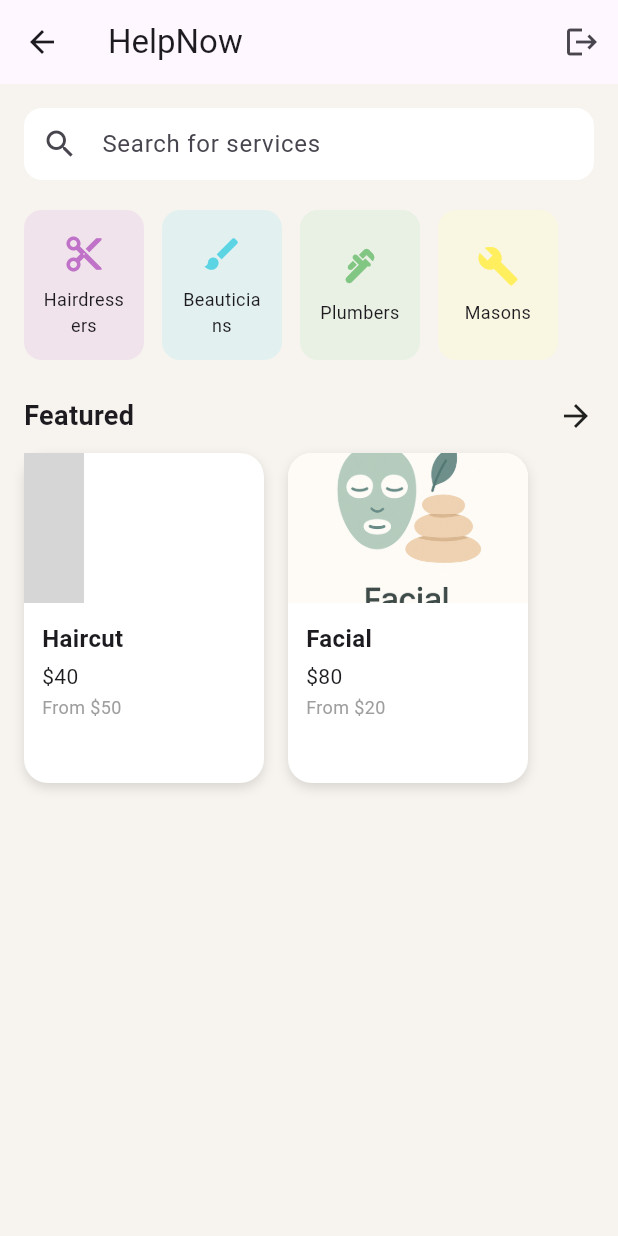
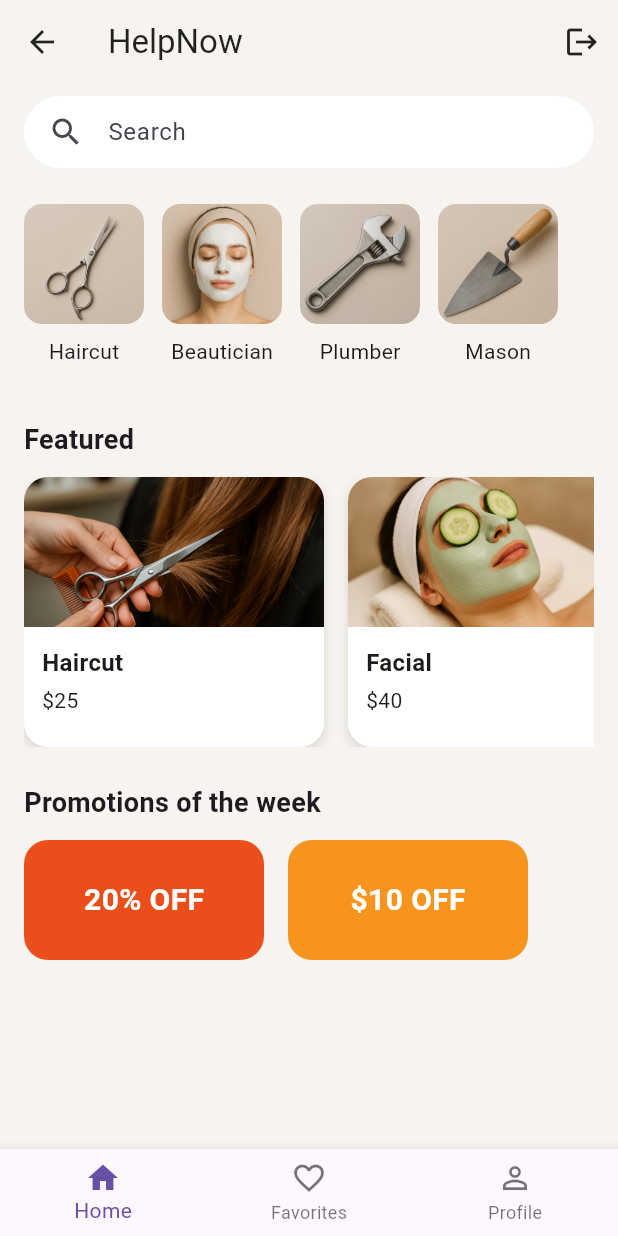
Before and after one commit to giammimansu/HelpPro, a Flutter app: the HomeScreen screen opened directly, on a phone screen of 412 x 824 dp. Run offline on Flutter 3.47's test engine with Material 3 defaults, Android fonts, the phone set to English and light mode, and no system bars; our stand-ins replace flutter_secure_storage; accounts and stored records are empty; grey boxes are pictures that could not be loaded.

Commit message:
insert images

```diff
--- a/helppro-frontend/helppro_app/lib/screens/home_screen.dart
+++ b/helppro-frontend/helppro_app/lib/screens/home_screen.dart
@@ -4,20 +4,43 @@ import 'package:flutter/material.dart';
 import 'package:provider/provider.dart';
 import '../services/auth_service.dart';
 
-class HomeScreen extends StatelessWidget {
+class HomeScreen extends StatefulWidget {
   const HomeScreen({Key? key}) : super(key: key);
 
-  final List<Map<String, dynamic>> categories = const [
-    { 'label': 'Hairdressers', 'icon': Icons.content_cut, 'color': Color(0xFFE0BBE4) },
-    { 'label': 'Beauticians', 'icon': Icons.brush,    'color': Color(0xFFB2EBF2) },
-    { 'label': 'Plumbers',    'icon': Icons.plumbing, 'color': Color(0xFFC8E6C9) },
-    { 'label': 'Masons',      'icon': Icons.build,    'color': Color(0xFFFFF9C4) },
+  @override
+  _HomeScreenState createState() => _HomeScreenState();
+}
+
+class _HomeScreenState extends State<HomeScreen> {
+  final List<CategoryItem> categories = const [
+    CategoryItem(label: 'Haircut', asset: 'assets/categories/haircut.png'),
+    CategoryItem(
+      label: 'Beautician',
+      asset: 'assets/categories/beautician.png',
+    ),
+    CategoryItem(label: 'Plumber', asset: 'assets/categories/plumber.png'),
+    CategoryItem(label: 'Mason', asset: 'assets/categories/mason.png'),
   ];
 
-  final List<Map<String, dynamic>> featured = const [
-    { 'title': 'Haircut', 'subtitle': 'From \$50', 'price': '\$40', 'image': 'assets/haircut.png' },
-    { 'title': 'Facial',  'subtitle': 'From \$20', 'price': '\$80', 'image': 'assets/facial.png' },
+  final List<ServiceItem> featured = const [
+    ServiceItem(
+      title: 'Haircut',
+      price: '\$25',
+      imageAsset: 'assets/featured/haircut.png',
+    ),
+    ServiceItem(
+      title: 'Facial',
+      price: '\$40',
+      imageAsset: 'assets/featured/facial.png',
+    ),
   ];
+
+  final List<PromotionItem> promotions = const [
+    PromotionItem(label: '20% OFF', color: Color(0xFFE94E1B)),
+    PromotionItem(label: '\$10 OFF', color: Color(0xFFF7941D)),
+  ];
+
+  int _currentIndex = 0;
 
   @override
   Widget build(BuildContext context) {
@@ -27,6 +50,8 @@ class HomeScreen extends StatelessWidget {
       appBar: AppBar(
         title: const Text('HelpNow'),
         elevation: 0,
+        backgroundColor: Colors.transparent,
+        foregroundColor: Colors.black87,
         actions: [
           IconButton(
             icon: const Icon(Icons.logout),
@@ -36,115 +61,97 @@ class HomeScreen extends StatelessWidget {
       ),
       backgroundColor: const Color(0xFFF7F4EF),
       body: SafeArea(
+        child: Padding(
+          padding: const EdgeInsets.symmetric(horizontal: 16),
           child: ListView(
-          padding: const EdgeInsets.symmetric(horizontal: 16, vertical: 16),
             children: [
-
-            // Search bar
-            TextField(
+              // Search Bar
+              Container(
+                margin: const EdgeInsets.only(top: 8, bottom: 24),
+                padding: const EdgeInsets.symmetric(horizontal: 16),
+                decoration: BoxDecoration(
+                  color: Colors.white,
+                  borderRadius: BorderRadius.circular(30),
+                ),
+                child: const TextField(
                   decoration: InputDecoration(
-                hintText: 'Search for services',
-                prefixIcon: const Icon(Icons.search),
-                filled: true,
-                fillColor: Colors.white,
-                contentPadding: const EdgeInsets.symmetric(vertical: 12),
-                border: OutlineInputBorder(
-                  borderRadius: BorderRadius.circular(12),
-                  borderSide: BorderSide.none,
+                    hintText: 'Search',
+                    border: InputBorder.none,
+                    icon: Icon(Icons.search),
                   ),
                 ),
               ),
 
-            const SizedBox(height: 20),
-
-            // Categories (height adjusted)
+              // Categories with larger height
               SizedBox(
-              height: 100,  // Increased from 80 to give room
+                height: 120, // increased to fit image+label
                 child: ListView.separated(
                   scrollDirection: Axis.horizontal,
                   itemCount: categories.length,
                   separatorBuilder: (_, __) => const SizedBox(width: 12),
                   itemBuilder: (context, i) {
-                  final c = categories[i];
-                  return CategoryCard(
-                    label: c['label'],
-                    icon: c['icon'],
-                    color: c['color'],
-                  );
+                    return CategoryCard(item: categories[i]);
                   },
                 ),
               ),
 
               const SizedBox(height: 24),
 
-            // Featured title
-            Row(
-              mainAxisAlignment: MainAxisAlignment.spaceBetween,
-              children: const [
-                Text('Featured', style: TextStyle(fontSize: 18, fontWeight: FontWeight.bold)),
-                Icon(Icons.arrow_forward),
-              ],
+              // Featured Section
+              const Text(
+                'Featured',
+                style: TextStyle(fontSize: 18, fontWeight: FontWeight.bold),
               ),
-
               const SizedBox(height: 12),
-
-            // Featured list (height adjusted)
               SizedBox(
-              height: 220,  // Increased from 200
+                height: 180,
                 child: ListView.separated(
                   scrollDirection: Axis.horizontal,
                   itemCount: featured.length,
                   separatorBuilder: (_, __) => const SizedBox(width: 16),
                   itemBuilder: (context, i) {
-                  final s = featured[i];
-                  return ServiceCard(
-                    title: s['title'],
-                    subtitle: s['subtitle'],
-                    price: s['price'],
-                    imageAsset: s['image'],
-                  );
+                    return ServiceCard(item: featured[i]);
                   },
                 ),
               ),
 
+              const SizedBox(height: 24),
+
+              // Promotions Section
+              const Text(
+                'Promotions of the week',
+                style: TextStyle(fontSize: 18, fontWeight: FontWeight.bold),
+              ),
+              const SizedBox(height: 12),
+              SizedBox(
+                height: 80,
+                child: ListView.separated(
+                  scrollDirection: Axis.horizontal,
+                  itemCount: promotions.length,
+                  separatorBuilder: (_, __) => const SizedBox(width: 16),
+                  itemBuilder: (context, i) {
+                    return PromotionCard(item: promotions[i]);
+                  },
+                ),
+              ),
+
+              const SizedBox(height: 24),
             ],
           ),
         ),
-    );
-  }
-}
-
-// === CategoryCard ===
-class CategoryCard extends StatelessWidget {
-  final String label;
-  final IconData icon;
-  final Color color;
-
-  const CategoryCard({
-    Key? key,
-    required this.label,
-    required this.icon,
-    required this.color,
-  }) : super(key: key);
-
-  @override
-  Widget build(BuildContext context) {
-    return Container(
-      width: 80,
-      padding: const EdgeInsets.all(12),
-      decoration: BoxDecoration(
-        color: color.withOpacity(0.3),
-        borderRadius: BorderRadius.circular(12),
       ),
-      child: Column(
-        mainAxisAlignment: MainAxisAlignment.center,
-        children: [
-          Icon(icon, size: 28, color: color.darken()),
-          const SizedBox(height: 8),
-          Text(
-            label,
-            style: const TextStyle(fontSize: 12),
-            textAlign: TextAlign.center,
+      bottomNavigationBar: BottomNavigationBar(
+        currentIndex: _currentIndex,
+        onTap: (idx) => setState(() => _currentIndex = idx),
+        items: const [
+          BottomNavigationBarItem(icon: Icon(Icons.home), label: 'Home'),
+          BottomNavigationBarItem(
+            icon: Icon(Icons.favorite_border),
+            label: 'Favorites',
+          ),
+          BottomNavigationBarItem(
+            icon: Icon(Icons.person_outline),
+            label: 'Profile',
           ),
         ],
       ),
@@ -152,25 +159,69 @@ class CategoryCard extends StatelessWidget {
   }
 }
 
-// === ServiceCard ===
-class ServiceCard extends StatelessWidget {
+// Models
+class CategoryItem {
+  final String label;
+  final String asset;
+  const CategoryItem({required this.label, required this.asset});
+}
+
+class ServiceItem {
   final String title;
-  final String subtitle;
   final String price;
   final String imageAsset;
-
-  const ServiceCard({
-    Key? key,
+  const ServiceItem({
     required this.title,
-    required this.subtitle,
     required this.price,
     required this.imageAsset,
-  }) : super(key: key);
+  });
+}
+
+class PromotionItem {
+  final String label;
+  final Color color;
+  const PromotionItem({required this.label, required this.color});
+}
+
+// Widgets
+class CategoryCard extends StatelessWidget {
+  final CategoryItem item;
+  const CategoryCard({Key? key, required this.item}) : super(key: key);
+
+  @override
+  Widget build(BuildContext context) {
+    return Column(
+      mainAxisSize: MainAxisSize.min,
+      children: [
+        ClipRRect(
+          borderRadius: BorderRadius.circular(12),
+          child: Image.asset(
+            item.asset,
+            width: 80,
+            height: 80,
+            fit: BoxFit.cover,
+          ),
+        ),
+        const SizedBox(height: 8),
+        Text(
+          item.label,
+          style: const TextStyle(fontSize: 14),
+          maxLines: 1,
+          overflow: TextOverflow.ellipsis,
+        ),
+      ],
+    );
+  }
+}
+
+class ServiceCard extends StatelessWidget {
+  final ServiceItem item;
+  const ServiceCard({Key? key, required this.item}) : super(key: key);
 
   @override
   Widget build(BuildContext context) {
     return Container(
-      width: 160,
+      width: 200,
       decoration: BoxDecoration(
         color: Colors.white,
         borderRadius: BorderRadius.circular(16),
@@ -181,49 +232,59 @@ class ServiceCard extends StatelessWidget {
       child: Column(
         crossAxisAlignment: CrossAxisAlignment.start,
         children: [
-
-          // Image at top
           ClipRRect(
             borderRadius: const BorderRadius.vertical(top: Radius.circular(16)),
             child: Image.asset(
-              imageAsset,
+              item.imageAsset,
               height: 100,
               width: double.infinity,
               fit: BoxFit.cover,
-              errorBuilder: (_, __, ___) => Container(
-                height: 100,
-                color: Colors.grey.shade200,
-                child: const Icon(Icons.broken_image, size: 40, color: Colors.grey),
             ),
           ),
-          ),
-
-          // Title, price, subtitle
           Padding(
             padding: const EdgeInsets.all(12),
             child: Column(
               crossAxisAlignment: CrossAxisAlignment.start,
               children: [
-                Text(title, style: const TextStyle(fontSize: 16, fontWeight: FontWeight.bold)),
+                Text(
+                  item.title,
+                  style: const TextStyle(
+                    fontSize: 16,
+                    fontWeight: FontWeight.bold,
+                  ),
+                ),
                 const SizedBox(height: 4),
-                Text(price, style: const TextStyle(fontSize: 14)),
-                const SizedBox(height: 2),
-                Text(subtitle, style: const TextStyle(fontSize: 12, color: Colors.grey)),
+                Text(item.price, style: const TextStyle(fontSize: 14)),
               ],
             ),
           ),
-
         ],
       ),
     );
   }
 }
 
-// === Color extension ===
-extension ColorUtils on Color {
-  Color darken([double amount = .2]) {
-    final hsl = HSLColor.fromColor(this);
-    final darker = hsl.withLightness((hsl.lightness - amount).clamp(0.0, 1.0));
-    return darker.toColor();
+class PromotionCard extends StatelessWidget {
+  final PromotionItem item;
+  const PromotionCard({Key? key, required this.item}) : super(key: key);
+
+  @override
+  Widget build(BuildContext context) {
+    return Container(
+      width: 160,
+      decoration: BoxDecoration(
+        color: item.color,
+        borderRadius: BorderRadius.circular(16),
+      ),
+      alignment: Alignment.center,
+      child: Text(
+        item.label,
+        style: const TextStyle(
+          fontSize: 20,
+          color: Colors.white,
+          fontWeight: FontWeight.bold,
+        ),
+      ),
+    );
   }
 }
--- a/helppro-frontend/helppro_app/lib/screens/login_screen.dart
+++ b/helppro-frontend/helppro_app/lib/screens/login_screen.dart
@@ -1,11 +1,10 @@
-// lib/screens/login_screen.dart
-
 import 'package:flutter/material.dart';
 import 'package:provider/provider.dart';
 import '../services/auth_service.dart';
 
 class LoginScreen extends StatefulWidget {
   const LoginScreen({Key? key}) : super(key: key);
+
   @override
   _LoginScreenState createState() => _LoginScreenState();
 }
@@ -28,14 +27,13 @@ class _LoginScreenState extends State<LoginScreen> {
     if (!ok) setState(() => _error = 'Credenziali errate');
   }
 
-  InputDecoration _fieldDecoration(String hint) =>
-    InputDecoration(
+  InputDecoration _fieldDecoration(String hint) => InputDecoration(
     hintText: hint,
     contentPadding: const EdgeInsets.symmetric(vertical: 16, horizontal: 16),
     border: OutlineInputBorder(borderRadius: BorderRadius.circular(8)),
     enabledBorder: OutlineInputBorder(
       borderRadius: BorderRadius.circular(8),
-        borderSide: const BorderSide(color: Colors.grey),
+      borderSide: const BorderSide(color: Colors.blue),
     ),
   );
 
@@ -51,16 +49,30 @@ class _LoginScreenState extends State<LoginScreen> {
           decoration: BoxDecoration(
             color: Colors.white,
             borderRadius: BorderRadius.circular(20),
-            boxShadow: [BoxShadow(color: Colors.black12, blurRadius: 12, offset: Offset(0,6))],
+            boxShadow: const [
+              BoxShadow(
+                color: Colors.black12,
+                blurRadius: 12,
+                offset: Offset(0, 6),
+              ),
+            ],
           ),
           child: Column(
             mainAxisSize: MainAxisSize.min,
             children: [
               Text('Accedi', style: titleStyle),
               const SizedBox(height: 24),
-              TextField(controller: _emailCtrl, decoration: _fieldDecoration('Email'), keyboardType: TextInputType.emailAddress),
+              TextField(
+                controller: _emailCtrl,
+                decoration: _fieldDecoration('Email'),
+                keyboardType: TextInputType.emailAddress,
+              ),
               const SizedBox(height: 16),
-              TextField(controller: _passCtrl, decoration: _fieldDecoration('Password'), obscureText: true),
+              TextField(
+                controller: _passCtrl,
+                decoration: _fieldDecoration('Password'),
+                obscureText: true,
+              ),
               if (_error != null) ...[
                 const SizedBox(height: 12),
                 Text(_error!, style: const TextStyle(color: Colors.red)),
@@ -71,7 +83,10 @@ class _LoginScreenState extends State<LoginScreen> {
                 child: TextButton(
                   onPressed: () {},
                   style: TextButton.styleFrom(padding: EdgeInsets.zero),
-                  child: const Text('Hai dimenticato la password?', style: TextStyle(color: Colors.blueGrey)),
+                  child: const Text(
+                    'Hai dimenticato la password?',
+                    style: TextStyle(color: Colors.blueGrey),
+                  ),
                 ),
               ),
               const SizedBox(height: 16),
@@ -82,7 +97,9 @@ class _LoginScreenState extends State<LoginScreen> {
                   style: ElevatedButton.styleFrom(
                     backgroundColor: const Color(0xFFF28C82),
                     padding: const EdgeInsets.symmetric(vertical: 16),
-                    shape: RoundedRectangleBorder(borderRadius: BorderRadius.circular(12)),
+                    shape: RoundedRectangleBorder(
+                      borderRadius: BorderRadius.circular(12),
+                    ),
                   ),
                   child: const Text('Accedi', style: TextStyle(fontSize: 16)),
                 ),
@@ -95,7 +112,10 @@ class _LoginScreenState extends State<LoginScreen> {
                   TextButton(
                     onPressed: () => Navigator.pushNamed(context, '/signup'),
                     style: TextButton.styleFrom(padding: EdgeInsets.zero),
-                    child: const Text('Registrati', style: TextStyle(color: Color(0xFFF28C82))),
+                    child: const Text(
+                      'Registrati',
+                      style: TextStyle(color: Color(0xFFF28C82)),
+                    ),
                   ),
                 ],
               ),
```
Also changed, not shown: helppro-frontend/helppro_app/pubspec.yaml (+7 -2 lines), helppro-frontend/helppro_app/assets/categories/beautician.png (added), helppro-frontend/helppro_app/assets/categories/haircut.png (added), helppro-frontend/helppro_app/assets/categories/mason.png (added), helppro-frontend/helppro_app/assets/categories/plumber.png (added), helppro-frontend/helppro_app/assets/facial.png (deleted), helppro-frontend/helppro_app/assets/featured/facial.png (added), helppro-frontend/helppro_app/assets/featured/haircut.png (added), 1 other file. Lines whose indentation alone changed are shown as unchanged.
